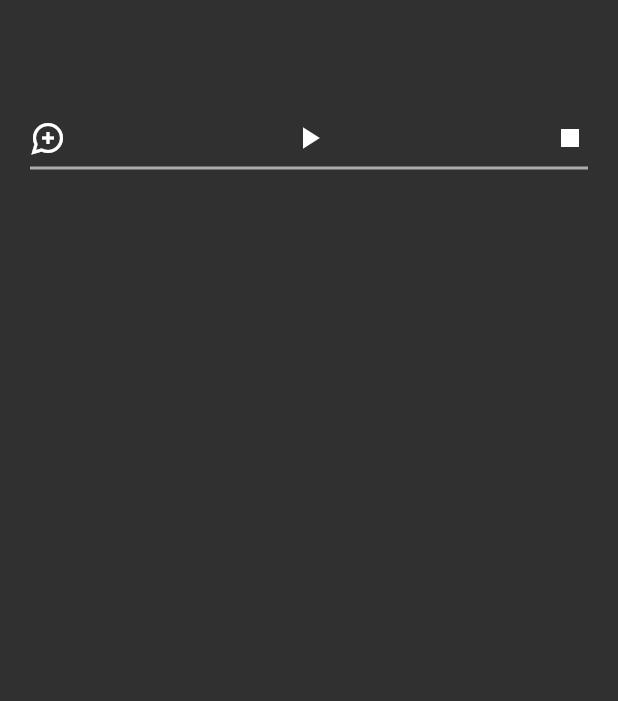
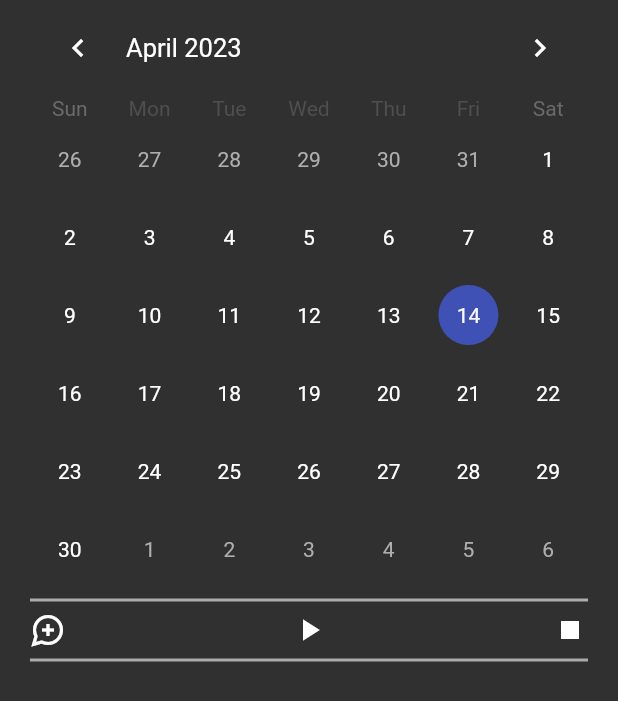
Before and after one commit to hidechy/flutter_geoloc, a Flutter app: the screen it shows after launch, on a phone screen of 412 x 824 dp. Shown: the top 701 px of the screen. Run offline on Flutter 3.47's test engine with Material 2 defaults, Android fonts, the phone set to English and light mode, and no system bars; drawn by our look-alikes of table_calendar; our stand-ins replace freezed_annotation, hooks_riverpod, location, permission_handler.

Commit message:
commit 20230414

```diff
--- a/lib/screens/home_screen.dart
+++ b/lib/screens/home_screen.dart
@@ -7,9 +7,12 @@ import 'package:hooks_riverpod/hooks_riverpod.dart';
 import 'package:intl/intl.dart';
 import 'package:location/location.dart' as loc;
 import 'package:permission_handler/permission_handler.dart';
+import 'package:table_calendar/table_calendar.dart';
 
 import '../state/geoloc/geoloc_notifier.dart';
 import '../state/geoloc/geoloc_state.dart';
+import 'alert/geoloc_dialog.dart';
+import 'alert/geoloc_display_alert.dart';
 
 class HomeScreen extends ConsumerWidget {
   HomeScreen({super.key});
@@ -18,11 +21,13 @@ class HomeScreen extends ConsumerWidget {
 
   StreamSubscription<loc.LocationData>? locationSubscription;
 
+  late BuildContext _context;
   late WidgetRef _ref;
 
   ///
   @override
   Widget build(BuildContext context, WidgetRef ref) {
+    _context = context;
     _ref = ref;
 
     //-----------------------------//
@@ -35,12 +40,71 @@ class HomeScreen extends ConsumerWidget {
       ..enableBackgroundMode();
     //-----------------------------//
 
+    final focusDayState = ref.watch(focusDayProvider);
+
     return Scaffold(
-      body: Container(
+      body: SafeArea(
+        child: Container(
           padding: const EdgeInsets.symmetric(horizontal: 20),
           child: Column(
             children: [
-            const SizedBox(height: 80),
+              ///////////// calendar
+              TableCalendar(
+//                    eventLoader: getEventForDay,
+
+                ///
+                calendarStyle: const CalendarStyle(
+                  todayDecoration: BoxDecoration(color: Colors.transparent),
+                  selectedDecoration: BoxDecoration(
+                    color: Colors.indigo,
+                    shape: BoxShape.circle,
+                  ),
+
+                  ///
+                  todayTextStyle: TextStyle(color: Color(0xFFFAFAFA)),
+                  selectedTextStyle: TextStyle(color: Color(0xFFFAFAFA)),
+                  rangeStartTextStyle: TextStyle(color: Color(0xFFFAFAFA)),
+                  rangeEndTextStyle: TextStyle(color: Color(0xFFFAFAFA)),
+                  disabledTextStyle: TextStyle(color: Colors.grey),
+                  weekendTextStyle: TextStyle(color: Colors.white),
+
+                  ///
+                  markerDecoration: BoxDecoration(color: Colors.white),
+                  rangeStartDecoration: BoxDecoration(color: Color(0xFF6699FF)),
+                  rangeEndDecoration: BoxDecoration(color: Color(0xFF6699FF)),
+                  holidayDecoration: BoxDecoration(
+                    border: Border.fromBorderSide(
+                      BorderSide(
+                        color: Color(0xFF9FA8DA),
+                      ),
+                    ),
+                  ),
+                ),
+
+                ///
+                headerStyle: const HeaderStyle(formatButtonVisible: false),
+                firstDay: DateTime.utc(2020),
+                lastDay: DateTime.utc(2030, 12, 31),
+
+                focusedDay: focusDayState,
+
+                ///
+                selectedDayPredicate: (day) {
+                  return isSameDay(ref.watch(blueBallProvider), day);
+                },
+
+                ///
+                onDaySelected: (selectedDay, focusedDay) {
+                  onDayPressed(date: selectedDay);
+                },
+              ),
+              ///////////// calendar
+
+              Divider(
+                color: Colors.white.withOpacity(0.6),
+                thickness: 2,
+              ),
+
               Row(
                 mainAxisAlignment: MainAxisAlignment.spaceBetween,
                 children: [
@@ -63,6 +127,7 @@ class HomeScreen extends ConsumerWidget {
                 thickness: 2,
               ),
             ],
+          ),
         ),
       ),
     );
@@ -121,4 +186,42 @@ class HomeScreen extends ConsumerWidget {
   Future<void> _stopListening() async {
     await locationSubscription?.cancel();
   }
+
+  ///
+  void onDayPressed({required DateTime date}) {
+    GeolocDialog(
+      context: _context,
+      widget: GeolocDisplayAlert(date: date),
+    );
   }
+}
+
+////////////////////////////////////////////////////////////
+final focusDayProvider =
+    StateNotifierProvider.autoDispose<FocusDayStateNotifier, DateTime>((ref) {
+  return FocusDayStateNotifier();
+});
+
+class FocusDayStateNotifier extends StateNotifier<DateTime> {
+  FocusDayStateNotifier() : super(DateTime.now());
+
+  ///
+  Future<void> setDateTime({required DateTime dateTime}) async {
+    state = dateTime;
+  }
+}
+
+////////////////////////////////////////////////////////////
+final blueBallProvider =
+    StateNotifierProvider.autoDispose<BlueBallStateNotifier, DateTime>((ref) {
+  return BlueBallStateNotifier();
+});
+
+class BlueBallStateNotifier extends StateNotifier<DateTime> {
+  BlueBallStateNotifier() : super(DateTime.now());
+
+  ///
+  Future<void> setDateTime({required DateTime dateTime}) async {
+    state = dateTime;
+  }
+}
--- a/pubspec.yaml
+++ b/pubspec.yaml
@@ -27,6 +27,7 @@ dependencies:
   json_annotation: ^4.7.0
   location: ^4.4.0
   permission_handler: ^10.2.0
+  table_calendar: ^3.0.8
 
 dev_dependencies:
 
```
Also changed, not shown: lib/models/geoloc.dart (added, +43 -0 lines), lib/screens/alert/geoloc_dialog.dart (added, +20 -0 lines), lib/screens/alert/geoloc_display_alert.dart (added, +86 -0 lines), lib/view_model/geoloc_viewmodel.dart (added, +46 -0 lines), pubspec.lock, 3 other files. Lines whose indentation alone changed are shown as unchanged.
